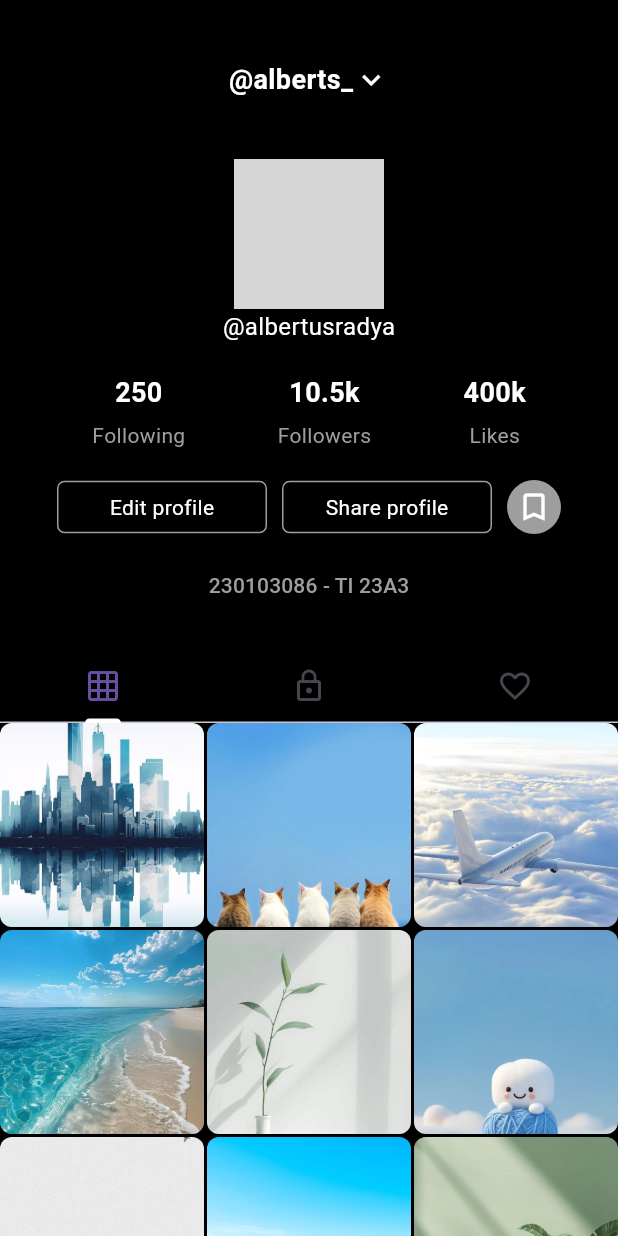
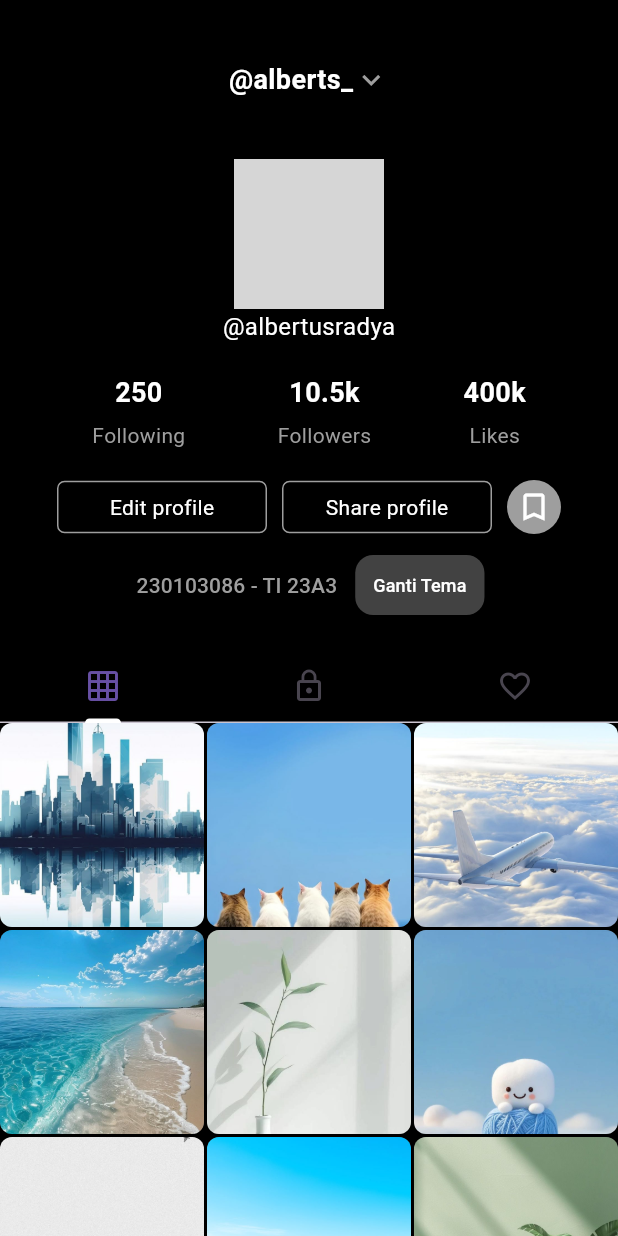
Before and after one commit to sayursop/halaman_profil_stack, a Flutter app: the ProfileScreen screen opened directly, on a phone screen of 412 x 824 dp. Run offline on Flutter 3.47's test engine with Material 3 defaults, Android fonts, the phone set to English and light mode, and no system bars; grey boxes are pictures that could not be loaded.

Commit message:
TUGAS_UPDATE

```diff
--- /dev/null
+++ b/lib/gantitema.dart
@@ -0,0 +1,40 @@
+import 'package:flutter/material.dart';
+
+class Gantitema extends StatefulWidget {
+  final Function(bool) onTemaChange;
+
+  const Gantitema({Key? key, required this.onTemaChange}) : super(key: key);
+
+  @override
+  _GantitemaState createState() => _GantitemaState();
+}
+
+class _GantitemaState extends State<Gantitema> {
+  bool _isDark = true;
+
+  void _toggleTema() {
+    setState(() {
+      _isDark = !_isDark;
+    });
+    widget.onTemaChange(_isDark);
+  }
+
+  @override
+  Widget build(BuildContext context) {
+    return ElevatedButton(
+      onPressed: _toggleTema,
+      style: ElevatedButton.styleFrom(
+        backgroundColor: Colors.grey[800],
+        foregroundColor: Colors.white,
+        padding: EdgeInsets.symmetric(horizontal: 12, vertical: 8),
+        shape: RoundedRectangleBorder(
+          borderRadius: BorderRadius.circular(12),
+        ),
+      ),
+      child: Text(
+        "Ganti Tema",
+        style: TextStyle(fontSize: 12),
+      ),
+    );
+  }
+}
--- a/lib/main.dart
+++ b/lib/main.dart
@@ -1,5 +1,5 @@
 import 'package:flutter/material.dart';
-import 'profile_screen.dart'; // Import file profil
+import 'package:halaman_profil_stack/login_screen.dart'; // Import file profil
 
 void main() {
   runApp(const MyApp());
@@ -12,7 +12,7 @@ class MyApp extends StatelessWidget {
   Widget build(BuildContext context) {
     return const MaterialApp(
       debugShowCheckedModeBanner: false,
-      home: ProfileScreen(), // Panggil halaman profil
+      home:LoginScreen(), // Panggil halaman profil
     );
   }
 }
--- a/lib/profile_screen.dart
+++ b/lib/profile_screen.dart
@@ -1,48 +1,65 @@
 import 'package:flutter/material.dart';
+import 'package:halaman_profil_stack/gantitema.dart'; // pastikan path benar
 
-class ProfileScreen extends StatelessWidget {
+class ProfileScreen extends StatefulWidget {
   const ProfileScreen({super.key});
+
+  @override
+  State<ProfileScreen> createState() => _ProfileScreenState();
+}
+
+class _ProfileScreenState extends State<ProfileScreen> {
+  bool _isDark = true;
+
+  void _ubahTema(bool isDark) {
+    setState(() {
+      _isDark = isDark;
+    });
+  }
 
   @override
   Widget build(BuildContext context) {
     return DefaultTabController(
       length: 3,
       child: Scaffold(
-        backgroundColor: Colors.black,
+        backgroundColor: _isDark ? Colors.black : const Color.fromARGB(255, 54, 67, 73),
         body: SingleChildScrollView(
           child: Column(
             children: [
               const SizedBox(height: 40),
 
-              // Username dan icon
+              // Username
               Row(
                 mainAxisAlignment: MainAxisAlignment.center,
-                children: const [
+                children: [
                   Text(
                     '@alberts_',
                     style: TextStyle(
-                      color: Colors.white,
+                      color: _isDark ? Colors.white : Colors.black,
                       fontSize: 18,
                       fontWeight: FontWeight.bold,
                     ),
                   ),
-                  Icon(Icons.keyboard_arrow_down, color: Colors.white),
+                  const Icon(Icons.keyboard_arrow_down, color: Colors.grey),
                 ],
               ),
               const SizedBox(height: 20),
 
-              // Foto profil dengan badge
-              SizedBox(height: 20),
+              // Foto profil
+              const SizedBox(height: 20),
               CircleAvatar(
                 radius: 50,
-                backgroundImage: AssetImage('images/foto_Profil.jpg'),
+                backgroundImage: const AssetImage('images/foto_Profil.jpg'),
                 backgroundColor: Colors.grey,
               ),
 
               // Username lagi
-              const Text(
+              Text(
                 '@albertusradya',
-                style: TextStyle(color: Colors.white, fontSize: 16),
+                style: TextStyle(
+                  color: _isDark ? Colors.white : Colors.black,
+                  fontSize: 16,
+                ),
               ),
               const SizedBox(height: 20),
 
@@ -57,31 +74,48 @@ class ProfileScreen extends StatelessWidget {
               ),
               const SizedBox(height: 20),
 
-              // Tombol
+              // Tombol-tombol action
               Row(
                 mainAxisAlignment: MainAxisAlignment.center,
                 children: [
-                  ActionButton(text: 'Edit profile'),
-                  SizedBox(width: 10),
-                  ActionButton(text: 'Share profile'),
-                  SizedBox(width: 10),
+                  const ActionButton(text: 'Edit profile'),
+                  const SizedBox(width: 10),
+                  const ActionButton(text: 'Share profile'),
+                  const SizedBox(width: 10),
                   CircleAvatar(
                     radius: 18,
                     backgroundColor: Colors.grey,
-                    child: Icon(Icons.bookmark_border, color: Colors.white),
+                    child:
+                        const Icon(Icons.bookmark_border, color: Colors.white),
                   ),
                 ],
               ),
               const SizedBox(height: 10),
 
-              // Add bio
+              // Bio dan tombol ganti tema
+              Padding(
+                padding: const EdgeInsets.symmetric(horizontal: 20),
+                child: Row(
+                  mainAxisAlignment: MainAxisAlignment.center,
+                  children: [
+                    Row(
+                      children: [
                         TextButton(
                           onPressed: () {},
-                child: const Text(
+                          child: Text(
                             '230103086 - TI 23A3',
-                  style: TextStyle(color: Colors.grey),
+                            style: TextStyle(
+                                color: _isDark ? Colors.grey : Colors.black54),
                           ),
                         ),
+                        Gantitema(onTemaChange: _ubahTema),
+                      ],
+                    ),
+                    const SizedBox(width: 10),
+                  ],
+                ),
+              ),
+
               const SizedBox(height: 20),
 
               // Tab bar
@@ -97,17 +131,21 @@ class ProfileScreen extends StatelessWidget {
                 height: 400,
                 child: TabBarView(
                   children: [
-                    PostGridView(),
+                    const PostGridView(),
                     Center(
                       child: Text(
                         'Private Posts',
-                        style: TextStyle(color: Colors.white),
+                        style: TextStyle(
+                          color: _isDark ? Colors.white : Colors.black,
+                        ),
                       ),
                     ),
                     Center(
                       child: Text(
                         'Liked Posts',
-                        style: TextStyle(color: Colors.white),
+                        style: TextStyle(
+                          color: _isDark ? Colors.white : Colors.black,
+                        ),
                       ),
                     ),
                   ],
@@ -121,7 +159,7 @@ class ProfileScreen extends StatelessWidget {
   }
 }
 
-// Komponen statistik
+// Komponen Statistik
 class StatItem extends StatelessWidget {
   final String count;
   final String label;
@@ -150,7 +188,7 @@ class StatItem extends StatelessWidget {
   }
 }
 
-// Komponen tombol
+// Komponen Action Button
 class ActionButton extends StatelessWidget {
   final String text;
 
@@ -175,20 +213,12 @@ class ActionButton extends StatelessWidget {
   }
 }
 
-// Komponen Grid Posting
+// Komponen Grid Postingan
 class PostGridView extends StatelessWidget {
   const PostGridView({super.key});
 
   @override
   Widget build(BuildContext context) {
-    return GridView.builder(
-      itemCount: 9,
-      gridDelegate: const SliverGridDelegateWithFixedCrossAxisCount(
-        crossAxisCount: 3,
-        crossAxisSpacing: 2,
-        mainAxisSpacing: 2,
-      ),
-      itemBuilder: (context, index) {
     final images = [
       'images/foto 1.jpg',
       'images/foto 2.jpg',
@@ -200,6 +230,15 @@ class PostGridView extends StatelessWidget {
       'images/foto 8.jpg',
       'images/foto 9.jpg',
     ];
+
+    return GridView.builder(
+      itemCount: images.length,
+      gridDelegate: const SliverGridDelegateWithFixedCrossAxisCount(
+        crossAxisCount: 3,
+        crossAxisSpacing: 2,
+        mainAxisSpacing: 2,
+      ),
+      itemBuilder: (context, index) {
         return Container(
           decoration: BoxDecoration(
             image: DecorationImage(
```
Also changed, not shown: lib/login_screen.dart (added, +48 -0 lines), lib/show_password.dart (added, +34 -0 lines). Lines whose indentation alone changed are shown as unchanged.
